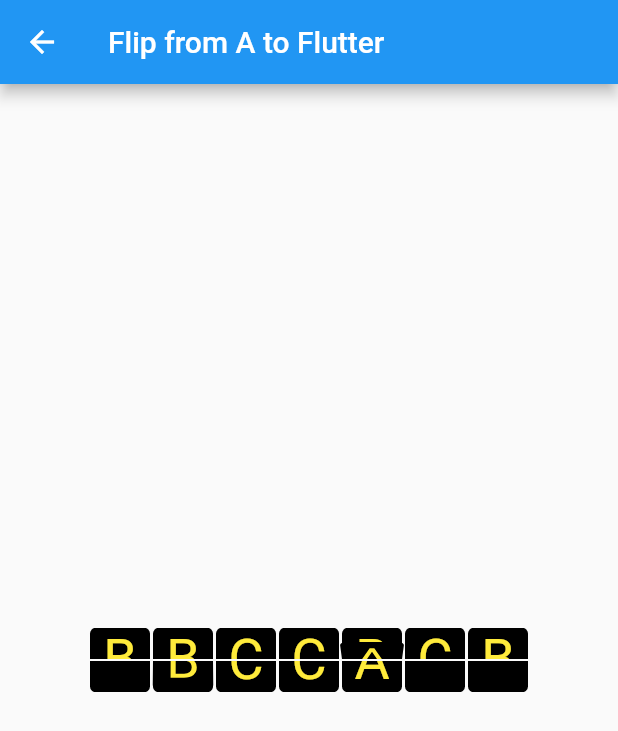
After one commit to cc-nogueira/flip_board, a Flutter app: the screen it shows after launch, after a tap on "Flip A to FLUTTER", on a phone screen of 412 x 824 dp. The commit adds this screen. Shown: the top 731 px of the screen. Run offline on Flutter 3.47's test engine with Material 2 defaults, Android fonts, the phone set to English and light mode, and no system bars.

Commit message:
FlipFromAToFlutter example

```diff
--- a/example/lib/main.dart
+++ b/example/lib/main.dart
@@ -1,6 +1,6 @@
 import 'package:flutter/material.dart';
 
-import 'pages/flip_a_to_z_page.dart';
+import 'pages/flip_a_to_flutter_page.dart';
 import 'pages/flip_clock_page.dart';
 import 'pages/flip_countdown_clock_page.dart';
 import 'pages/flip_image_page.dart';
@@ -17,7 +17,7 @@ class MyApp extends StatelessWidget {
       routes: {
         'flip_image': _flipImagePage,
         'flip_stream': _flipStreamPage,
-        'flip_atoz': (_) => FlipAToZPage(),
+        'flip_from_a_to_flutter': (_) => FlipFromAToFlutterPage(),
         'flip_clock': (_) => FlipClockPage(),
         'countdown_clock': (_) => CountdownClockPage(),
       },
@@ -80,9 +80,10 @@ class HomePage extends StatelessWidget {
               ),
               ListTile(
                 leading: const Icon(Icons.sort_by_alpha, size: 48.0),
-                title: const Text('Flip A to Z'),
-                subtitle: const Text('The alphabet!'),
-                onTap: () => Navigator.of(context).pushNamed('flip_atoz'),
+                title: const Text('Flip A to FLUTTER'),
+                subtitle: const Text('Flip from A to Flutter!'),
+                onTap: () =>
+                    Navigator.of(context).pushNamed('flip_from_a_to_flutter'),
               ),
               ListTile(
                 leading: const Icon(Icons.watch, size: 48.0),
--- /dev/null
+++ b/example/lib/pages/flip_a_to_flutter_page.dart
@@ -0,0 +1,87 @@
+import 'dart:async';
+import 'dart:math';
+
+import 'package:flip_board/flip_widget.dart';
+import 'package:flutter/material.dart';
+
+class FlipFromAToFlutterPage extends StatelessWidget {
+  final _aCodeUnit = 'A'.codeUnitAt(0);
+  final _width = 40.0;
+  final _height = 42.0;
+  final _fontSize = 36.0;
+  final _maxDelay = 500;
+  final _random = Random();
+  final _message = 'FLUTTER';
+
+  @override
+  Widget build(BuildContext context) => Scaffold(
+        appBar: AppBar(title: const Text('Flip from A to Flutter')),
+        body: Center(
+          child: _buildDisplay(),
+        ),
+      );
+
+  Widget _buildDisplay() {
+    final children = <Widget>[];
+    for (final letter in _message.characters) {
+      children.add(_buildLetterFlip(letter, _randomDelay));
+    }
+    return Row(
+      mainAxisSize: MainAxisSize.min,
+      children: children,
+    );
+  }
+
+  int get _randomDelay => 250 + _random.nextInt(_maxDelay - 250);
+
+  Widget _buildLetterFlip(String letter, int delay) => Container(
+        child: VerticalFlipWidget<String>(
+          itemStream: _letterStream(letter, delay),
+          itemBuilder: (context, item) => _itemBuilder(context, item, letter),
+          direction: VerticalDirection.down,
+          duration: Duration(milliseconds: delay ~/ 3),
+          spacing: 1.0,
+        ),
+      );
+
+  Widget _itemBuilder(BuildContext context, String? item, String letter) {
+    final color = item == letter ? Colors.blue[900] : Colors.black;
+    final child = item == null
+        ? null
+        : Text(
+            item,
+            style: TextStyle(color: Colors.yellow, fontSize: _fontSize),
+          );
+    return Container(
+      margin: const EdgeInsets.symmetric(horizontal: 1.0),
+      decoration: BoxDecoration(
+        color: color,
+        borderRadius: const BorderRadius.all(Radius.circular(4.0)),
+      ),
+      child: Row(
+        mainAxisSize: MainAxisSize.min,
+        children: [
+          Container(
+            width: _width,
+            height: _height,
+            alignment: Alignment.center,
+            child: child,
+          ),
+        ],
+      ),
+    );
+  }
+
+  Stream<String> _letterStream(String letter, int delay) {
+    final lastCode = letter.codeUnitAt(0);
+    final letters = <String>[];
+    for (var code = _aCodeUnit; code <= lastCode; ++code) {
+      letters.add(String.fromCharCode(code));
+    }
+
+    return Stream.periodic(
+      Duration(milliseconds: delay),
+      (idx) => idx < letters.length ? letters[idx] : '',
+    ).takeWhile((item) => item.isNotEmpty);
+  }
+}
```
Also changed, not shown: example/lib/pages/flip_a_to_z_page.dart (deleted, +0 -73 lines), 1 other file.
